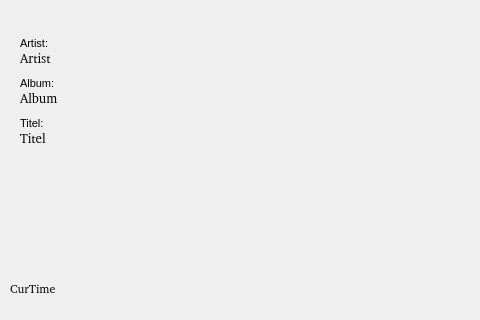
First picture: the form in raspidac/GUI/upnpwindow.ui, repository Floo/RaspiDAC, before the edit.
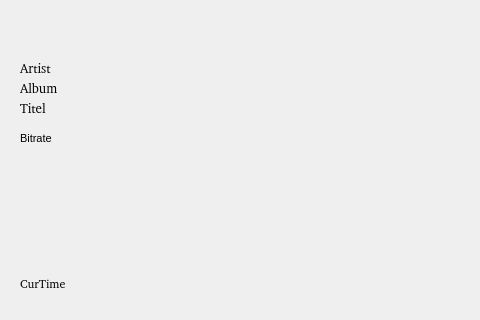
Second picture: the form after the edit. Icons and pictures are not drawn.

What changed in the file:
```diff
--- a/raspidac/GUI/upnpwindow.ui
+++ b/raspidac/GUI/upnpwindow.ui
@@ -17,7 +17,7 @@
    <property name="geometry">
     <rect>
      <x>210</x>
-     <y>30</y>
+     <y>50</y>
      <width>261</width>
      <height>261</height>
     </rect>
@@ -36,7 +36,7 @@
    <property name="geometry">
     <rect>
      <x>20</x>
-     <y>130</y>
+     <y>100</y>
      <width>171</width>
      <height>16</height>
     </rect>
@@ -54,15 +54,16 @@
   <widget class="QLabel" name="lblCurTime">
    <property name="geometry">
     <rect>
-     <x>10</x>
-     <y>280</y>
-     <width>191</width>
+     <x>20</x>
+     <y>275</y>
+     <width>181</width>
      <height>16</height>
     </rect>
    </property>
    <property name="font">
     <font>
      <family>Noto Sans [unknown]</family>
+     <pointsize>9</pointsize>
     </font>
    </property>
    <property name="text">
@@ -73,7 +74,7 @@
    <property name="geometry">
     <rect>
      <x>20</x>
-     <y>90</y>
+     <y>80</y>
      <width>171</width>
      <height>16</height>
     </rect>
@@ -92,7 +93,7 @@
    <property name="geometry">
     <rect>
      <x>20</x>
-     <y>210</y>
+     <y>200</y>
      <width>51</width>
      <height>41</height>
     </rect>
@@ -111,7 +112,7 @@
    <property name="geometry">
     <rect>
      <x>20</x>
-     <y>50</y>
+     <y>60</y>
      <width>171</width>
      <height>16</height>
     </rect>
@@ -130,7 +131,7 @@
    <property name="geometry">
     <rect>
      <x>20</x>
-     <y>35</y>
+     <y>130</y>
      <width>59</width>
      <height>17</height>
     </rect>
@@ -141,43 +142,7 @@
     </font>
    </property>
    <property name="text">
-    <string>Artist:</string>
-   </property>
-  </widget>
-  <widget class="QLabel" name="label_2">
-   <property name="geometry">
-    <rect>
-     <x>20</x>
-     <y>75</y>
-     <width>59</width>
-     <height>17</height>
-    </rect>
-   </property>
-   <property name="font">
-    <font>
-     <pointsize>8</pointsize>
-    </font>
-   </property>
-   <property name="text">
-    <string>Album:</string>
-   </property>
-  </widget>
-  <widget class="QLabel" name="label_3">
-   <property name="geometry">
-    <rect>
-     <x>20</x>
-     <y>115</y>
-     <width>59</width>
-     <height>17</height>
-    </rect>
-   </property>
-   <property name="font">
-    <font>
-     <pointsize>8</pointsize>
-    </font>
-   </property>
-   <property name="text">
-    <string>Titel:</string>
+    <string>Bitrate</string>
    </property>
   </widget>
  </widget>
```
Left out of the diff: 2 changed lines with no effect on the pictures.
